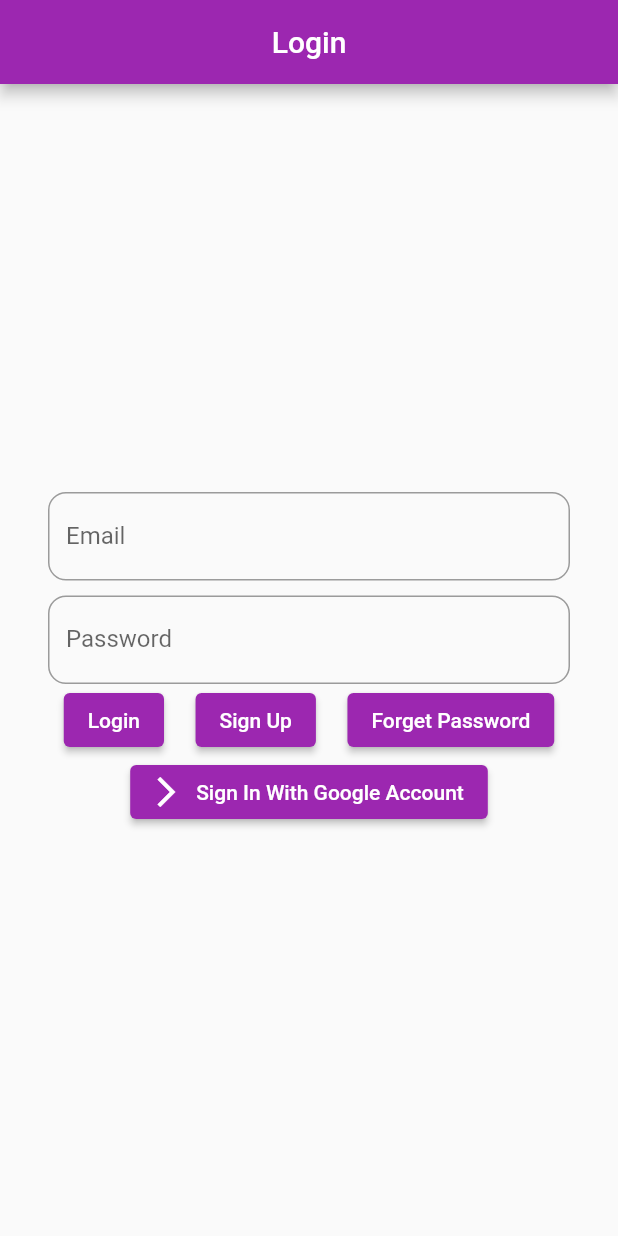
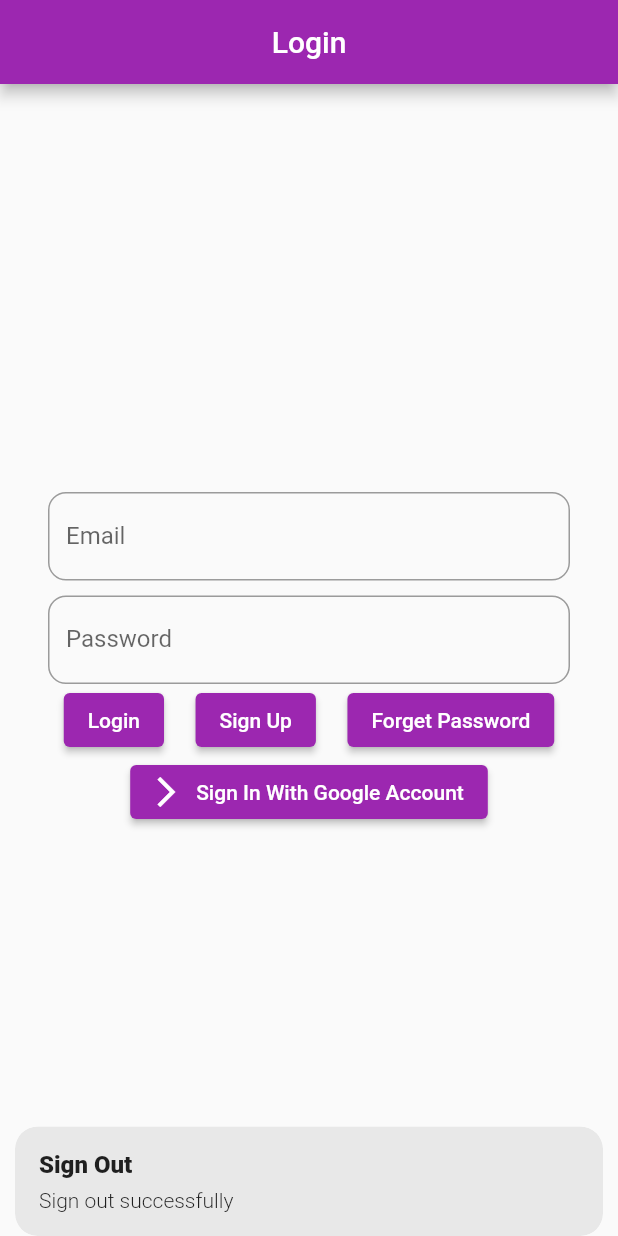
Before and after one commit to nabinsah703/getTodoApp, a Flutter app: the HomeScreen screen opened directly, after a tap on the "logout" icon, on a phone screen of 412 x 824 dp. Run offline on Flutter 3.47's test engine with Material 2 defaults, Android fonts, the phone set to English and light mode, and no system bars; our stand-ins replace cloud_firestore, firebase_auth, firebase_core, get, google_sign_in, shared_preferences; accounts and stored records are empty.

Commit message:
fix the re prompt user choose menu in google sign in

```diff
--- a/lib/controller/google_sign_in_user.dart
+++ b/lib/controller/google_sign_in_user.dart
@@ -54,12 +54,23 @@ class GoogleSignInUser {
   }
 
   static Future<void> signOut() async {
-    GoogleSignIn? googleSignIn = GoogleSignIn();
-    if (googleSignIn.currentUser != null) {
-      await googleSignIn.disconnect();
-      await FirebaseAuth.instance.signOut();
-    } else {
-      await FirebaseAuth.instance.signOut();
+    // GoogleSignIn? googleSignIn = GoogleSignIn();
+    // if (googleSignIn.currentUser != null) {
+    //   await googleSignIn.disconnect();
+    //   await FirebaseAuth.instance.signOut();
+    // } else {
+    //   await FirebaseAuth.instance.signOut();
+    // }
+    if (GoogleSignIn().currentUser != null) {
+      await GoogleSignIn().signOut();
     }
+
+    try {
+      await GoogleSignIn().disconnect();
+    } catch (e) {
+      print(e.toString());
+    }
+
+    // await read(firebaseAuthProvider).signOut();
   }
 }
--- a/lib/screens/home_screen.dart
+++ b/lib/screens/home_screen.dart
@@ -55,6 +55,9 @@ class _HomeScreenState extends State<HomeScreen> {
           GestureDetector(
               onTap: () {
                 GoogleSignInUser.signOut();
+                Get.snackbar("Sign Out", "Sign out successfully",
+                snackPosition: SnackPosition.BOTTOM);
+
                 Get.offAll(() => const LoginScreen());
               },
               child: const Icon(Icons.logout))
```
